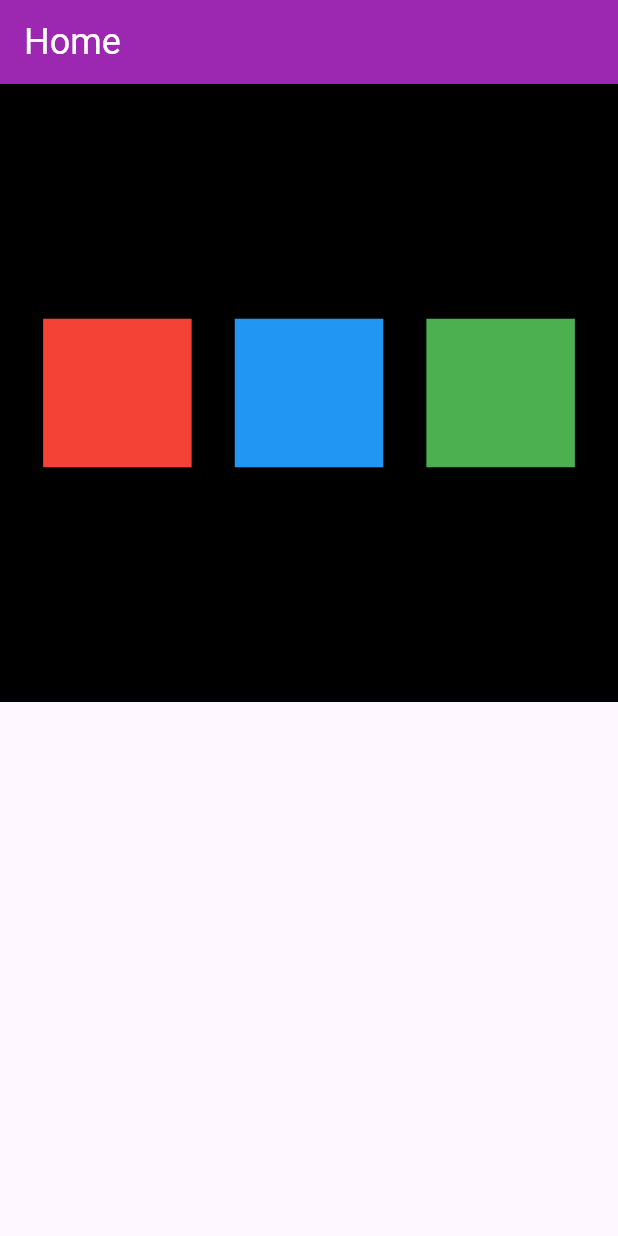
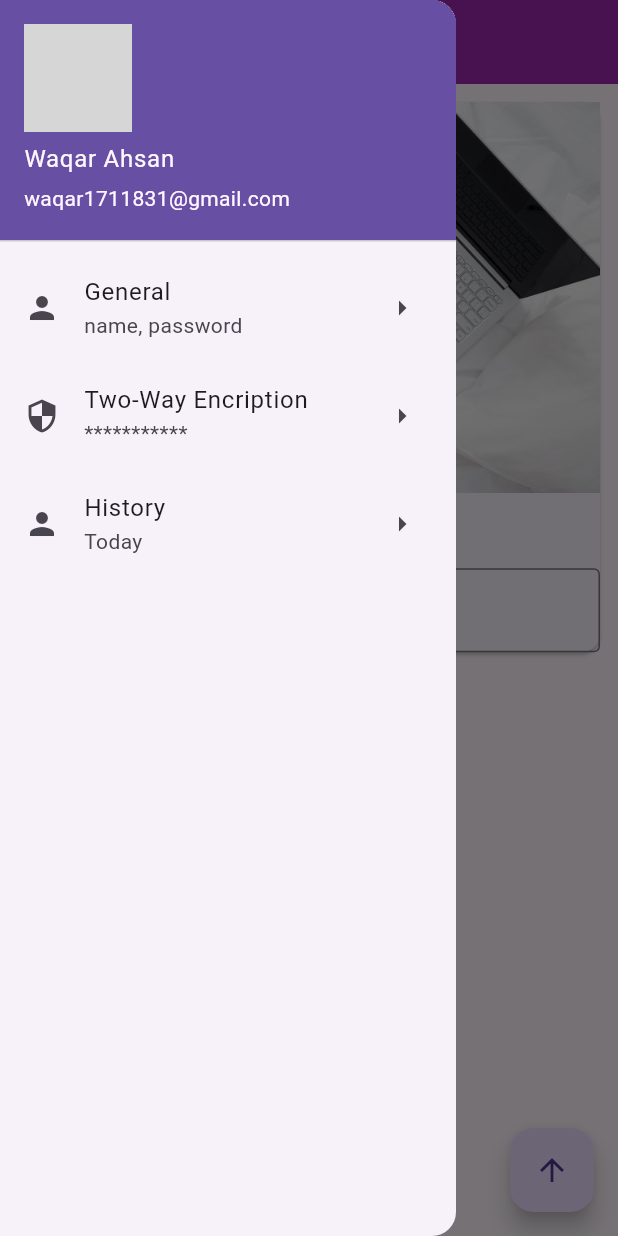
Before and after one commit to waqarfoedev/catalog_flutter, a Flutter app: the screen it shows after launch, with the side drawer open (before the commit the screen has no drawer), on a phone screen of 412 x 824 dp. Run offline on Flutter 3.47's test engine with Material 3 defaults, Android fonts, the phone set to English and light mode, and no system bars; network calls fail; grey boxes are pictures that could not be loaded.

Commit message:
textfeild complete

```diff
--- /dev/null
+++ b/lib/drawer.dart
@@ -0,0 +1,42 @@
+import 'package:flutter/material.dart';
+
+class myDrawer extends StatelessWidget {
+  const myDrawer({super.key});
+
+  @override
+  Widget build(BuildContext context) {
+    return Drawer(
+          child: ListView(
+            children: const <Widget>[
+              // DrawerHeader(
+              //   decoration: BoxDecoration(
+              //     color: Colors.deepPurple
+              //   ),child: Text("Profile", style: TextStyle(color: Colors.white),),
+              // ),
+              UserAccountsDrawerHeader(accountName: Text("Waqar Ahsan"), accountEmail: Text("waqar1711831@gmail.com"),
+              currentAccountPicture: CircleAvatar(
+                backgroundImage: NetworkImage("https://plus.unsplash.com/premium_photo-1664536392779-049ba8fde933?q=80&w=1374&auto=format&fit=crop&ixlib=rb-4.0.3&ixid=M3wxMjA3fDB8MHxwaG90by1wYWdlfHx8fGVufDB8fHx8fA%3D%3D"),
+              ),),
+              ListTile(
+                leading: Icon(Icons.person),
+                title: Text("General"),
+                subtitle: Text("name, password "),
+                trailing: Icon(Icons.arrow_right),
+              ),
+              ListTile(
+                leading: Icon(Icons.security),
+                title: Text("Two-Way Encription"),
+                subtitle: Text("***********"),
+                trailing: Icon(Icons.arrow_right),
+              ),
+              ListTile(
+                leading: Icon(Icons.person),
+                title: Text("History"),
+                subtitle: Text("Today "),
+                trailing: Icon(Icons.arrow_right),
+              )
+            ],
+          ),
+        );
+  }
+}
--- /dev/null
+++ b/lib/home_page.dart
@@ -0,0 +1,77 @@
+import 'package:catalog_flutter/drawer.dart';
+import 'package:flutter/material.dart';
+
+class HomePage extends StatefulWidget {
+  const HomePage({super.key});
+
+  @override
+  State<HomePage> createState() => _HomePageState();
+}
+
+class _HomePageState extends State<HomePage> {
+  final _textController=TextEditingController();
+  var myText="Ali";
+
+  @override
+  void initState() {
+    super.initState();
+  }
+  @override
+  Widget build(BuildContext context) {
+    return Scaffold(
+      appBar: AppBar(
+        title: const Text("Home"),
+        backgroundColor: Colors.purple,
+        titleTextStyle: const TextStyle(color: Colors.white,
+        fontSize: 24),
+
+        ),
+        // floatingActionButtonLocation: FloatingActionButtonLocation.miniCenterDocked,
+        floatingActionButton: FloatingActionButton(onPressed: (){
+          myText=_textController.text;
+          setState(() {
+
+          });
+
+        },
+
+        child: const Icon(Icons.arrow_upward),),
+        drawer: const myDrawer(),
+        body: Padding(
+          padding: const EdgeInsets.all(8.0),
+          child: SingleChildScrollView(
+            child: Center(
+              child: Card(
+                   child: Column(
+                    children: <Widget>[
+
+                      Image(image: AssetImage('assets/blog.jpg'),
+                      fit: BoxFit.fill,
+                      ),
+                      SizedBox(height: 19),
+                      Text (myText,
+                      textAlign: TextAlign.start,
+                      style: TextStyle(
+                          fontSize: 22,
+                          color: Color.fromARGB(255, 0, 0, 0),
+                          fontWeight: FontWeight.w600),
+                                          ),
+                    // SizedBox(height: 19),
+                      TextField(
+                       controller: _textController,
+                        decoration: InputDecoration(border: OutlineInputBorder(),
+                        hintText: "Enter your name",
+                        labelText: "Name"),
+
+                      )
+                    ],
+                   ),
+
+              ),
+
+            ),
+          ),
+        )
+        );
+  }
+}
--- a/lib/main.dart
+++ b/lib/main.dart
@@ -1,56 +1,9 @@
+import 'package:catalog_flutter/home_page.dart';
 import 'package:flutter/material.dart';
 
 void main(){
-  runApp(MaterialApp(
+  runApp(const MaterialApp(
     title: "catalog",
     home: HomePage()
   ));
 }
-
-class HomePage extends StatelessWidget {
-  // const HomePage({super.key});
-
-  @override
-  Widget build(BuildContext context) {
-    return Scaffold(
-      appBar: AppBar(
-        title: const Text("Home"),
-        backgroundColor: Colors.purple,
-        titleTextStyle: const TextStyle(color: Colors.white,
-        fontSize: 24),
-
-        ),
-        body: Container(
-          color: Colors.black,
-          width:MediaQuery.of(context).size.width,
-          height:MediaQuery.of(context).size.height/2,
-          child: Row(
-              mainAxisAlignment: MainAxisAlignment.spaceEvenly,
-              crossAxisAlignment: CrossAxisAlignment.center,
-              children: <Widget> [
-               Container(
-              padding: const EdgeInsets.all(8),
-              height: 99,
-              width: 99,
-              color: Colors.red,
-            ),
-            Container(
-              padding: const EdgeInsets.all(8),
-              height: 99,
-              width: 99,
-              color: Colors.blue,
-            ),
-            Container(
-              padding: const EdgeInsets.all(8),
-              height: 99,
-              width: 99,
-              color: Colors.green,
-            ),
-
-
-              ],
-            ),
-        )
-        );
-  }
-}
--- a/pubspec.yaml
+++ b/pubspec.yaml
@@ -59,8 +59,8 @@ flutter:
   uses-material-design: true
 
   # To add assets to your application, add an assets section, like this:
-  # assets:
-  #   - images/a_dot_burr.jpeg
+  assets:
+    - assets/
   #   - images/a_dot_ham.jpeg
 
   # An image asset can refer to one or more resolution-specific "variants", see
```
Also changed, not shown: assets/blog.jpg (added), 1 other file.
